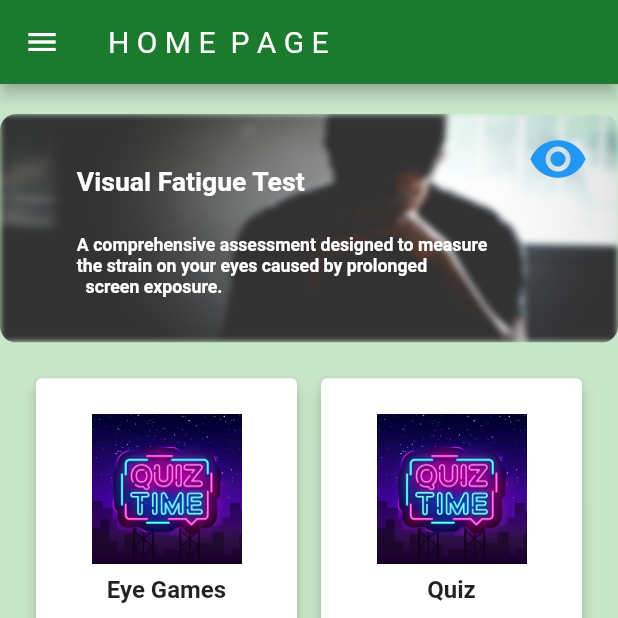
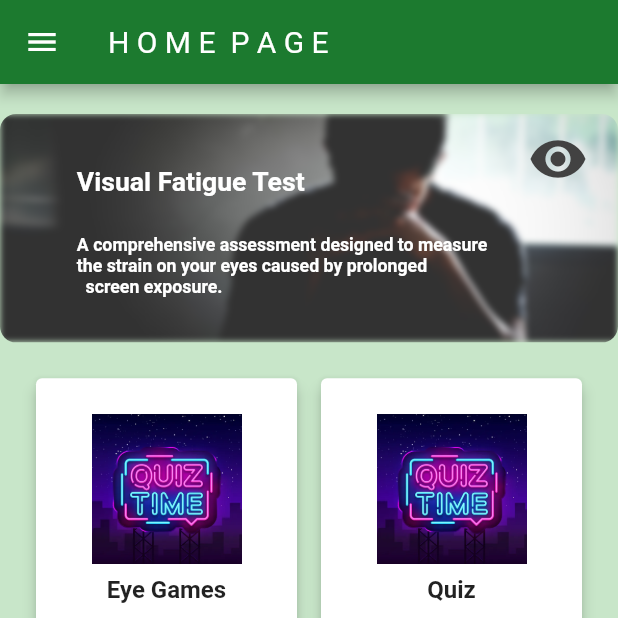
Before and after one commit to OmeshSachethana/SPM_Project, a Flutter app: the screen it shows once a user with an empty profile is signed in, on a phone screen of 412 x 824 dp, the top half of it. Run offline on Flutter 3.47's test engine with Material 2 defaults, Android fonts, the light colour scheme and no system bars; our stand-ins replace cached_network_image, camera, cloud_firestore, firebase_auth, firebase_core, firebase_storage and 7 more; missing offline and left inert: google_mlkit_commons; accounts and stored records are empty; Roboto replaces fonts that are missing (Poppins).

Commit message:
fixed a bug in inkwell

```diff
--- a/lib/pages/vfd_test_card.dart
+++ b/lib/pages/vfd_test_card.dart
@@ -13,13 +13,8 @@ class OfferscreenItemWidget extends StatelessWidget {
 
   @override
   Widget build(BuildContext context) {
-    return InkWell(
-      onTap: () {
-        Navigator.push(
-          context,
-          MaterialPageRoute(builder: (context) => const VisualFatigueTestPage()),
-        );
-      },
+    return Material(
+      color: Colors.transparent,
       child: SizedBox(
         height: 206.v,
         width: 343.h,
@@ -68,6 +63,22 @@ class OfferscreenItemWidget extends StatelessWidget {
                 ),
               ),
             ),
+            Positioned.fill(
+              // Add this
+              child: Material(
+                // Add this
+                color: Colors.transparent, // Add this
+                child: InkWell(
+                  onTap: () {
+                    Navigator.push(
+                      context,
+                      MaterialPageRoute(
+                          builder: (context) => const VisualFatigueTestPage()),
+                    );
+                  },
+                ),
+              ),
+            ),
           ],
         ),
       ),
--- a/lib/widgets/custom_image_view.dart
+++ b/lib/widgets/custom_image_view.dart
@@ -51,9 +51,13 @@ class CustomImageView extends StatelessWidget {
   Widget _buildWidget() {
     return Padding(
       padding: margin ?? EdgeInsets.zero,
-      child: InkWell(
-        onTap: onTap,
-        child: _buildCircleImage(),
+      child: Material(
+        // Add this
+        color: Colors.transparent, // Add this
+        child: InkWell(
+          onTap: onTap,
+          child: _buildCircleImage(),
+        ),
       ),
     );
   }
@@ -149,7 +153,8 @@ class CustomImageView extends StatelessWidget {
           const Positioned(
             top: 10,
             right: 20,
-            child: Icon(Icons.visibility, size: 40, color: Colors.blue),
+            child: Icon(Icons.visibility,
+                size: 40, color: Color.fromARGB(255, 66, 66, 66)),
           ),
         ],
       );
```
